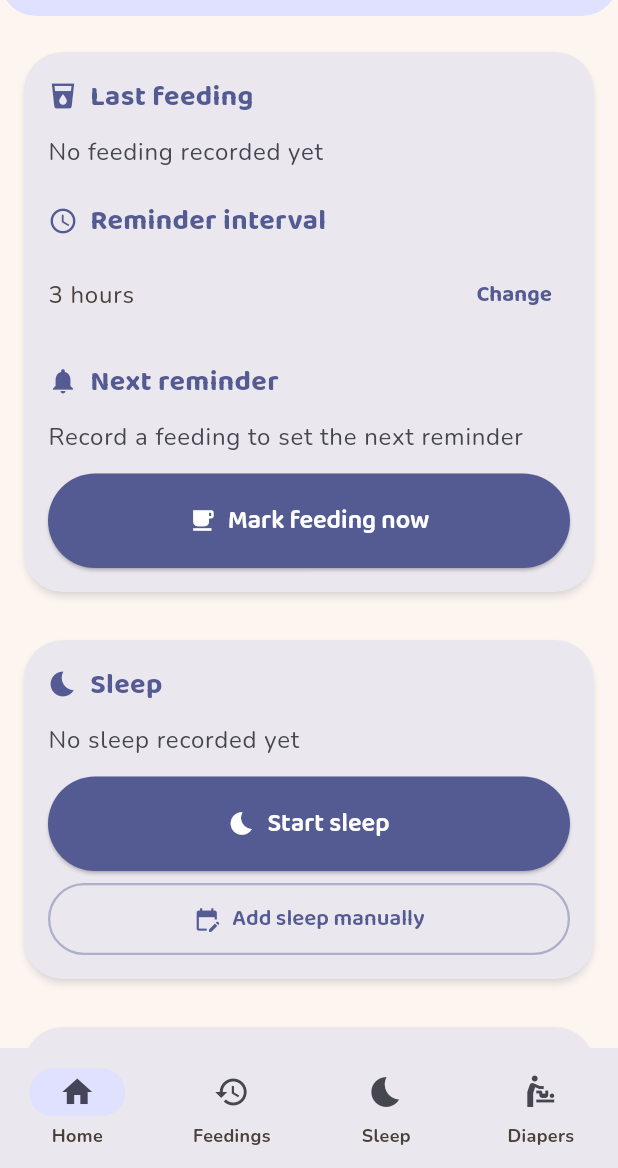
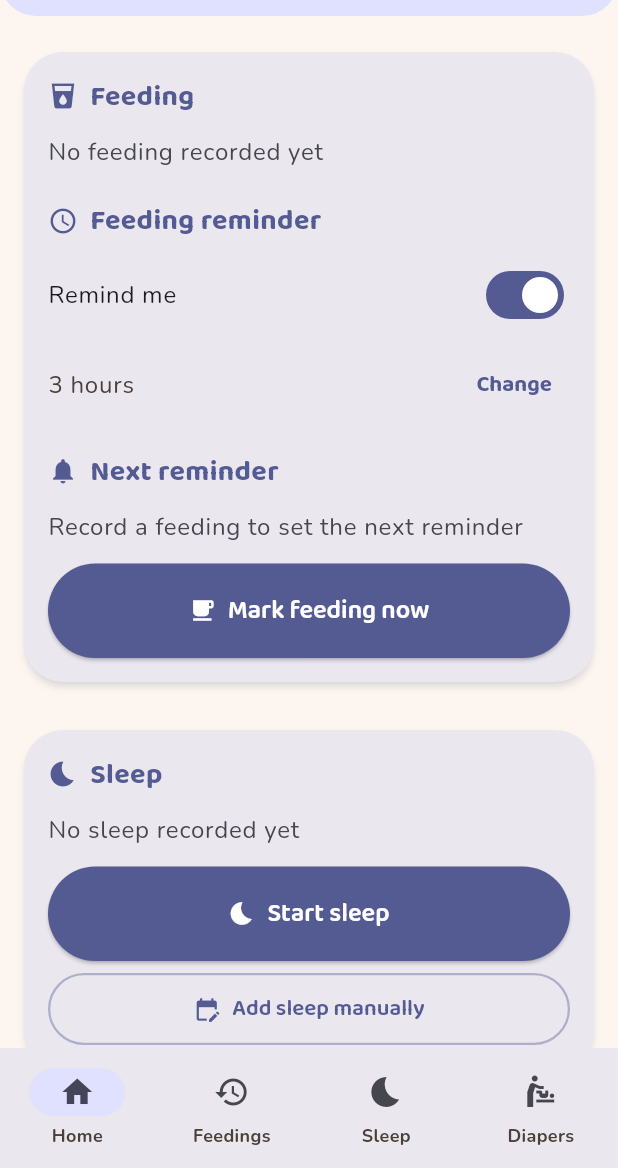
Before and after one commit to rollins31/sukoyaka, a Flutter app: the screen it shows after launch, on a phone screen of 412 x 824 dp, the part 68-1236 px from its top. Run offline on Flutter 3.47's test engine with Material 3 defaults, Android fonts, the phone set to English and light mode, and no system bars; our stand-ins replace file_picker, fl_chart, flutter_local_notifications, google_fonts, pdf, share_plus and 2 more; missing offline and left inert: dart:js_interop, home_widget.

Commit message:
Add a feeding reminder toggle and edit buttons on the home cards
Feeding reminder toggle: the feeding card now has a "Remind me"
switch like the diaper card, hiding the interval and next-reminder
rows when off. Defaults to on (unlike diapers) so existing users keep
the always-on behavior they had. The setting is respected everywhere
a feed reminder gets scheduled -- the main app (now funneled through
a single _rescheduleFeedReminder() mirroring the diaper one), the
widget's quick-log popup, and backup restore -- and the home widget
blanks its "Next" line while it's off. Quick-log now also schedules
from the latest feeding rather than the one just logged, matching
the main app when a backdated entry is added.

Home card edit buttons: Sleep, Diaper, and Growth cards get the same
pencil button the feeding card has for their most recent entry. Sleep
edits the in-progress sleep if there is one, else the last finished
one. Growth editing writes the growth key directly from the home
screen via the existing _saveGrowthEntries().

Home card wording: headings are now just the category name
("Feeding" instead of "Last feeding"), and each card leads with a
"Last ..." line (Last feeding / Last change / Last measured) with
details like diaper contents and weight/height on their own lines.

Co-Authored-By: Claude Opus 5.5 <noreply@anthropic.com>

```diff
--- a/lib/backup_data.dart
+++ b/lib/backup_data.dart
@@ -15,6 +15,7 @@ class AppBackup {
     required this.sleepEntries,
     required this.diaperEntries,
     required this.growthEntries,
+    required this.feedReminderEnabled,
     required this.reminderIntervalMinutes,
     required this.diaperReminderEnabled,
     required this.diaperReminderIntervalMinutes,
@@ -25,6 +26,7 @@ class AppBackup {
   final List<SleepEntry> sleepEntries;
   final List<DiaperEntry> diaperEntries;
   final List<GrowthEntry> growthEntries;
+  final bool feedReminderEnabled;
   final int reminderIntervalMinutes;
   final bool diaperReminderEnabled;
   final int diaperReminderIntervalMinutes;
@@ -44,6 +46,7 @@ class AppBackup {
       growthEntries: (json['growthEntries'] as List<dynamic>? ?? [])
           .map((raw) => GrowthEntry.fromJson(raw as Map<String, dynamic>))
           .toList(),
+      feedReminderEnabled: json['feedReminderEnabled'] as bool? ?? true,
       reminderIntervalMinutes: json['reminderIntervalMinutes'] as int? ?? 180,
       diaperReminderEnabled: json['diaperReminderEnabled'] as bool? ?? false,
       diaperReminderIntervalMinutes: json['diaperReminderIntervalMinutes'] as int? ?? 180,
@@ -58,6 +61,7 @@ class AppBackup {
       'sleepEntries': sleepEntries.map((e) => e.toJson()).toList(),
       'diaperEntries': diaperEntries.map((e) => e.toJson()).toList(),
       'growthEntries': growthEntries.map((e) => e.toJson()).toList(),
+      'feedReminderEnabled': feedReminderEnabled,
       'reminderIntervalMinutes': reminderIntervalMinutes,
       'diaperReminderEnabled': diaperReminderEnabled,
       'diaperReminderIntervalMinutes': diaperReminderIntervalMinutes,
--- a/lib/main.dart
+++ b/lib/main.dart
@@ -15,6 +15,7 @@ import 'feeding_entry.dart';
 import 'feeding_entry_form.dart';
 import 'feeding_filters.dart';
 import 'growth_entry.dart';
+import 'growth_entry_form.dart';
 import 'growth_screen.dart';
 import 'home_widget_sync.dart';
 import 'notification_service.dart';
@@ -30,6 +31,7 @@ const _sleepEntriesKey = 'sleep_entries';
 const _diaperEntriesKey = 'diaper_entries';
 const _growthEntriesKey = 'growth_entries';
 const _intervalKey = 'reminder_interval_minutes';
+const _feedReminderEnabledKey = 'feed_reminder_enabled';
 const _diaperReminderEnabledKey = 'diaper_reminder_enabled';
 const _diaperIntervalKey = 'diaper_reminder_interval_minutes';
 const _themeModeKey = 'theme_mode';
@@ -215,6 +217,7 @@ class _FeedingHomeState extends State<FeedingHome> with WidgetsBindingObserver {
   /// Read-only cache for the Home card's "latest measurement" summary —
   /// growth's actual data lives entirely in GrowthScreen (see growth_screen.dart).
   final List<GrowthEntry> _growthEntries = [];
+  bool _feedReminderEnabled = true;
   Duration _reminderInterval = const Duration(hours: 3);
   bool _diaperReminderEnabled = false;
   Duration _diaperReminderInterval = const Duration(hours: 3);
@@ -335,6 +338,7 @@ class _FeedingHomeState extends State<FeedingHome> with WidgetsBindingObserver {
           .toList();
       loadedDiaperEntries.sort((a, b) => a.time.compareTo(b.time));
 
+      final feedReminderEnabled = prefs.getBool(_feedReminderEnabledKey) ?? true;
       final intervalMinutes = prefs.getInt(_intervalKey) ?? 180;
       final diaperReminderEnabled = prefs.getBool(_diaperReminderEnabledKey) ?? false;
       final diaperIntervalMinutes = prefs.getInt(_diaperIntervalKey) ?? 180;
@@ -348,6 +352,7 @@ class _FeedingHomeState extends State<FeedingHome> with WidgetsBindingObserver {
         _diaperEntries
           ..clear()
           ..addAll(loadedDiaperEntries);
+        _feedReminderEnabled = feedReminderEnabled;
         _reminderInterval = Duration(minutes: intervalMinutes);
         _diaperReminderEnabled = diaperReminderEnabled;
         _diaperReminderInterval = Duration(minutes: diaperIntervalMinutes);
@@ -355,10 +360,7 @@ class _FeedingHomeState extends State<FeedingHome> with WidgetsBindingObserver {
       });
       _updateSleepTicker();
 
-      if (_entries.isNotEmpty) {
-        final nextReminder = _entries.last.time.add(_reminderInterval);
-        await NotificationService.scheduleFeedReminder(nextReminder);
-      }
+      await _rescheduleFeedReminder();
       await _rescheduleDiaperReminder();
       await _updateHomeWidget();
     } catch (e) {
@@ -375,8 +377,9 @@ class _FeedingHomeState extends State<FeedingHome> with WidgetsBindingObserver {
     await prefs.setString(_entriesKey, encoded);
   }
 
-  Future<void> _saveInterval() async {
+  Future<void> _saveFeedReminderSettings() async {
     final prefs = await SharedPreferences.getInstance();
+    await prefs.setBool(_feedReminderEnabledKey, _feedReminderEnabled);
     await prefs.setInt(_intervalKey, _reminderInterval.inMinutes);
   }
 
@@ -384,6 +387,19 @@ class _FeedingHomeState extends State<FeedingHome> with WidgetsBindingObserver {
     final prefs = await SharedPreferences.getInstance();
     await prefs.setBool(_diaperReminderEnabledKey, _diaperReminderEnabled);
     await prefs.setInt(_diaperIntervalKey, _diaperReminderInterval.inMinutes);
+  }
+
+  /// Cancels any pending feed reminder, then reschedules it from the last
+  /// feeding's time — but only if the user has turned the reminder on.
+  /// Safe to call unconditionally after any feedings or
+  /// feed-reminder-settings change.
+  Future<void> _rescheduleFeedReminder() async {
+    await NotificationService.cancelReminder();
+    if (_feedReminderEnabled && _entries.isNotEmpty) {
+      await NotificationService.scheduleFeedReminder(
+        _entries.last.time.add(_reminderInterval),
+      );
+    }
   }
 
   /// Cancels any pending diaper reminder, then reschedules it from the last
@@ -399,7 +415,8 @@ class _FeedingHomeState extends State<FeedingHome> with WidgetsBindingObserver {
     }
   }
 
-  Future<void> _updateHomeWidget() => syncHomeWidget(_entries, _reminderInterval);
+  Future<void> _updateHomeWidget() =>
+      syncHomeWidget(_entries, _reminderInterval, reminderEnabled: _feedReminderEnabled);
 
   Future<void> _openSettings() async {
     await Navigator.of(context).push(
@@ -408,6 +425,7 @@ class _FeedingHomeState extends State<FeedingHome> with WidgetsBindingObserver {
           feedings: List.of(_entries),
           sleepEntries: List.of(_sleepEntries),
           diaperEntries: List.of(_diaperEntries),
+          feedReminderEnabled: _feedReminderEnabled,
           reminderInterval: _reminderInterval,
           diaperReminderEnabled: _diaperReminderEnabled,
           diaperReminderInterval: _diaperReminderInterval,
@@ -418,6 +436,22 @@ class _FeedingHomeState extends State<FeedingHome> with WidgetsBindingObserver {
     );
   }
 
+  Future<void> _editGrowth(GrowthEntry entry) async {
+    final updated = await showGrowthEntryForm(context, existingEntry: entry);
+    if (updated == null) return;
+    setState(() {
+      entry
+        ..time = updated.time
+        ..weight = updated.weight
+        ..weightUnit = updated.weightUnit
+        ..height = updated.height
+        ..heightUnit = updated.heightUnit
+        ..notes = updated.notes;
+      _growthEntries.sort((a, b) => a.time.compareTo(b.time));
+    });
+    await _saveGrowthEntries();
+  }
+
   Future<void> _openGrowthScreen() async {
     await Navigator.of(context).push(
       MaterialPageRoute(builder: (context) => const GrowthScreen()),
@@ -426,7 +460,7 @@ class _FeedingHomeState extends State<FeedingHome> with WidgetsBindingObserver {
   }
 
   /// Replaces all locally stored data with the contents of [backup],
-  /// persists it, and reschedules the feed reminder to match.
+  /// persists it, and reschedules reminders to match.
   Future<void> _restoreFromBackup(AppBackup backup) async {
     setState(() {
       _entries
@@ -445,6 +479,7 @@ class _FeedingHomeState extends State<FeedingHome> with WidgetsBindingObserver {
         ..clear()
         ..addAll(backup.growthEntries)
         ..sort((a, b) => a.time.compareTo(b.time));
+      _feedReminderEnabled = backup.feedReminderEnabled;
       _reminderInterval = Duration(minutes: backup.reminderIntervalMinutes);
       _diaperReminderEnabled = backup.diaperReminderEnabled;
       _diaperReminderInterval = Duration(minutes: backup.diaperReminderIntervalMinutes);
@@ -454,12 +489,9 @@ class _FeedingHomeState extends State<FeedingHome> with WidgetsBindingObserver {
     await _saveSleepEntries();
     await _saveDiaperEntries();
     await _saveGrowthEntries();
-    await _saveInterval();
+    await _saveFeedReminderSettings();
     await _saveDiaperReminderSettings();
-    await NotificationService.cancelReminder();
-    if (_entries.isNotEmpty) {
-      await NotificationService.scheduleFeedReminder(_entries.last.time.add(_reminderInterval));
-    }
+    await _rescheduleFeedReminder();
     await _rescheduleDiaperReminder();
     await _updateHomeWidget();
     if (!mounted) return;
@@ -480,8 +512,9 @@ class _FeedingHomeState extends State<FeedingHome> with WidgetsBindingObserver {
     await prefs.setString(_diaperEntriesKey, encoded);
   }
 
-  /// Writes the growth-entries prefs key directly — used only during backup
-  /// restore. Day-to-day, GrowthScreen owns this key entirely itself.
+  /// Writes the growth-entries prefs key directly — used during backup
+  /// restore and when editing the latest measurement from the Home card.
+  /// Otherwise GrowthScreen owns this key itself.
   Future<void> _saveGrowthEntries() async {
     final prefs = await SharedPreferences.getInstance();
     final encoded = jsonEncode(_growthEntries.map((e) => e.toJson()).toList());
@@ -616,13 +649,13 @@ class _FeedingHomeState extends State<FeedingHome> with WidgetsBindingObserver {
       _entries.sort((a, b) => a.time.compareTo(b.time));
     });
     await _saveEntries();
-    final nextReminder = entry.time.add(_reminderInterval);
-    await NotificationService.cancelReminder();
-    await NotificationService.scheduleFeedReminder(nextReminder);
+    await _rescheduleFeedReminder();
     await _updateHomeWidget();
     if (!mounted) return;
     ScaffoldMessenger.of(context).showSnackBar(
-      const SnackBar(content: Text('Feeding time recorded and reminder set.')),
+      SnackBar(
+        content: Text(_feedReminderEnabled ? 'Feeding time recorded and reminder set.' : 'Feeding time recorded'),
+      ),
     );
   }
 
@@ -630,12 +663,17 @@ class _FeedingHomeState extends State<FeedingHome> with WidgetsBindingObserver {
     setState(() {
       _reminderInterval = interval;
     });
-    await _saveInterval();
-    if (_entries.isNotEmpty) {
-      final lastTime = _entries.last.time;
-      await NotificationService.cancelReminder();
-      await NotificationService.scheduleFeedReminder(lastTime.add(_reminderInterval));
-    }
+    await _saveFeedReminderSettings();
+    await _rescheduleFeedReminder();
+    await _updateHomeWidget();
+  }
+
+  Future<void> _setFeedReminderEnabled(bool enabled) async {
+    setState(() {
+      _feedReminderEnabled = enabled;
+    });
+    await _saveFeedReminderSettings();
+    await _rescheduleFeedReminder();
     await _updateHomeWidget();
   }
 
@@ -883,11 +921,7 @@ class _FeedingHomeState extends State<FeedingHome> with WidgetsBindingObserver {
       _entries.sort((a, b) => a.time.compareTo(b.time));
     });
     await _saveEntries();
-    if (_entries.isNotEmpty) {
-      final lastTime = _entries.last.time;
-      await NotificationService.cancelReminder();
-      await NotificationService.scheduleFeedReminder(lastTime.add(_reminderInterval));
-    }
+    await _rescheduleFeedReminder();
     await _updateHomeWidget();
   }
 
@@ -896,13 +930,7 @@ class _FeedingHomeState extends State<FeedingHome> with WidgetsBindingObserver {
       _entries.removeWhere((e) => e.id == entry.id);
     });
     await _saveEntries();
-    if (_entries.isNotEmpty) {
-      final lastTime = _entries.last.time;
-      await NotificationService.cancelReminder();
-      await NotificationService.scheduleFeedReminder(lastTime.add(_reminderInterval));
-    } else {
-      await NotificationService.cancelReminder();
-    }
+    await _rescheduleFeedReminder();
     await _updateHomeWidget();
   }
 
@@ -1026,10 +1054,10 @@ class _FeedingHomeState extends State<FeedingHome> with WidgetsBindingObserver {
               child: Column(
                 crossAxisAlignment: CrossAxisAlignment.stretch,
                 children: [
-                  _sectionTitle(Icons.local_drink, 'Last feeding'),
+                  _sectionTitle(Icons.local_drink, 'Feeding'),
                   const SizedBox(height: 12),
                   Text(
-                    lastFeed == null ? 'No feeding recorded yet' : _formatFeedTime(lastFeed),
+                    lastFeed == null ? 'No feeding recorded yet' : 'Last feeding: ${_formatFeedTime(lastFeed)}',
                     style: Theme.of(context).textTheme.bodyLarge?.copyWith(color: Theme.of(context).colorScheme.onSurfaceVariant),
                   ),
                   if (lastEntry != null) ...[
@@ -1061,8 +1089,16 @@ class _FeedingHomeState extends State<FeedingHome> with WidgetsBindingObserver {
                     ),
                   ],
                   const SizedBox(height: 20),
-                  _sectionTitle(Icons.schedule, 'Reminder interval'),
-                  const SizedBox(height: 12),
+                  _sectionTitle(Icons.schedule, 'Feeding reminder'),
+                  const SizedBox(height: 8),
+                  SwitchListTile(
+                    contentPadding: EdgeInsets.zero,
+                    title: const Text('Remind me'),
+                    value: _feedReminderEnabled,
+                    onChanged: _setFeedReminderEnabled,
+                  ),
+                  if (_feedReminderEnabled) ...[
+                    const SizedBox(height: 8),
                     Row(
                       children: [
                         Expanded(child: Text(formatInterval(_reminderInterval), style: Theme.of(context).textTheme.bodyLarge)),
@@ -1076,6 +1112,7 @@ class _FeedingHomeState extends State<FeedingHome> with WidgetsBindingObserver {
                       nextReminder == null ? 'Record a feeding to set the next reminder' : _formatFeedTime(nextReminder),
                       style: Theme.of(context).textTheme.bodyLarge?.copyWith(color: Theme.of(context).colorScheme.onSurfaceVariant),
                     ),
+                  ],
                   const SizedBox(height: 12),
                   ElevatedButton.icon(
                     onPressed: _recordFeed,
@@ -1118,6 +1155,12 @@ class _FeedingHomeState extends State<FeedingHome> with WidgetsBindingObserver {
             _sectionTitle(Icons.bedtime, 'Sleep'),
             const SizedBox(height: 12),
             if (active != null) ...[
+              Row(
+                children: [
+                  Expanded(
+                    child: Column(
+                      crossAxisAlignment: CrossAxisAlignment.start,
+                      children: [
                         Text(
                           'Sleeping since ${_formatFeedTime(active.start)}',
                           style: Theme.of(context).textTheme.bodyLarge?.copyWith(color: Theme.of(context).colorScheme.onSurfaceVariant),
@@ -1131,6 +1174,16 @@ class _FeedingHomeState extends State<FeedingHome> with WidgetsBindingObserver {
                             color: Theme.of(context).colorScheme.primary,
                           ),
                         ),
+                      ],
+                    ),
+                  ),
+                  IconButton(
+                    icon: const Icon(Icons.edit),
+                    tooltip: 'Edit current sleep',
+                    onPressed: () => _editSleep(active),
+                  ),
+                ],
+              ),
               const SizedBox(height: 12),
               ElevatedButton.icon(
                 onPressed: _stopSleep,
@@ -1139,12 +1192,24 @@ class _FeedingHomeState extends State<FeedingHome> with WidgetsBindingObserver {
                 style: ElevatedButton.styleFrom(padding: const EdgeInsets.symmetric(vertical: 18)),
               ),
             ] else ...[
-              Text(
+              Row(
+                children: [
+                  Expanded(
+                    child: Text(
                       lastFinished == null
                           ? 'No sleep recorded yet'
                           : 'Last slept ${formatDuration(lastFinished.duration!)} '
                               '(ended ${_formatFeedTime(lastFinished.end!)})',
                       style: Theme.of(context).textTheme.bodyLarge?.copyWith(color: Theme.of(context).colorScheme.onSurfaceVariant),
+                    ),
+                  ),
+                  if (lastFinished != null)
+                    IconButton(
+                      icon: const Icon(Icons.edit),
+                      tooltip: 'Edit last sleep',
+                      onPressed: () => _editSleep(lastFinished),
+                    ),
+                ],
               ),
               const SizedBox(height: 12),
               ElevatedButton.icon(
@@ -1355,16 +1420,37 @@ class _FeedingHomeState extends State<FeedingHome> with WidgetsBindingObserver {
           children: [
             _sectionTitle(Icons.baby_changing_station, 'Diaper change'),
             const SizedBox(height: 12),
+            Row(
+              children: [
+                Expanded(
+                  child: Column(
+                    crossAxisAlignment: CrossAxisAlignment.start,
+                    children: [
                       Text(
                         lastDiaper == null
                             ? 'No diaper changes recorded yet'
-                  : '${lastDiaper.contentsLabel} • ${_formatFeedTime(lastDiaper.time)}',
+                            : 'Last change: ${_formatFeedTime(lastDiaper.time)}',
                         style: Theme.of(context).textTheme.bodyLarge?.copyWith(color: Theme.of(context).colorScheme.onSurfaceVariant),
                       ),
+                      if (lastDiaper != null) ...[
+                        const SizedBox(height: 12),
+                        Text('Contents: ${lastDiaper.contentsLabel}', style: Theme.of(context).textTheme.bodyLarge),
+                      ],
                       if (lastDiaper != null && lastDiaper.notes.isNotEmpty) ...[
                         const SizedBox(height: 8),
                         Text(lastDiaper.notes, style: Theme.of(context).textTheme.bodyLarge?.copyWith(color: Theme.of(context).colorScheme.onSurfaceVariant)),
                       ],
+                    ],
+                  ),
+                ),
+                if (lastDiaper != null)
+                  IconButton(
+                    icon: const Icon(Icons.edit),
+                    tooltip: 'Edit last diaper change',
+                    onPressed: () => _editDiaper(lastDiaper),
+                  ),
+              ],
+            ),
             const SizedBox(height: 20),
             _sectionTitle(Icons.schedule, 'Diaper reminder'),
             const SizedBox(height: 8),
@@ -1409,12 +1495,6 @@ class _FeedingHomeState extends State<FeedingHome> with WidgetsBindingObserver {
 
   Widget _buildGrowthCard() {
     final last = _growthEntries.isEmpty ? null : _growthEntries.last;
-    final summary = last == null
-        ? 'No measurements recorded yet'
-        : '${[
-            if (last.weight != null) 'Weight: ${last.weight} ${last.weightUnit}',
-            if (last.height != null) 'Height: ${last.height} ${last.heightUnit}',
-          ].join(' • ')} • ${_formatFeedTime(last.time)}';
 
     return Card(
       child: Padding(
@@ -1424,9 +1504,33 @@ class _FeedingHomeState extends State<FeedingHome> with WidgetsBindingObserver {
           children: [
             _sectionTitle(Icons.monitor_weight, 'Growth'),
             const SizedBox(height: 12),
+            Row(
+              children: [
+                Expanded(
+                  child: Column(
+                    crossAxisAlignment: CrossAxisAlignment.start,
+                    children: [
                       Text(
-              summary,
+                        last == null ? 'No measurements recorded yet' : 'Last measured: ${_formatFeedTime(last.time)}',
                         style: Theme.of(context).textTheme.bodyLarge?.copyWith(color: Theme.of(context).colorScheme.onSurfaceVariant),
+                      ),
+                      if (last != null) ...[
+                        const SizedBox(height: 12),
+                        if (last.weight != null)
+                          Text('Weight: ${last.weight} ${last.weightUnit}', style: Theme.of(context).textTheme.bodyLarge),
+                        if (last.height != null)
+                          Text('Height: ${last.height} ${last.heightUnit}', style: Theme.of(context).textTheme.bodyLarge),
+                      ],
+                    ],
+                  ),
+                ),
+                if (last != null)
+                  IconButton(
+                    icon: const Icon(Icons.edit),
+                    tooltip: 'Edit last measurement',
+                    onPressed: () => _editGrowth(last),
+                  ),
+              ],
             ),
             const SizedBox(height: 12),
             ElevatedButton.icon(
--- a/lib/settings_screen.dart
+++ b/lib/settings_screen.dart
@@ -22,6 +22,7 @@ class SettingsScreen extends StatefulWidget {
     required this.sleepEntries,
     required this.diaperEntries,
     required this.growthEntries,
+    required this.feedReminderEnabled,
     required this.reminderInterval,
     required this.diaperReminderEnabled,
     required this.diaperReminderInterval,
@@ -32,6 +33,7 @@ class SettingsScreen extends StatefulWidget {
   final List<SleepEntry> sleepEntries;
   final List<DiaperEntry> diaperEntries;
   final List<GrowthEntry> growthEntries;
+  final bool feedReminderEnabled;
   final Duration reminderInterval;
   final bool diaperReminderEnabled;
   final Duration diaperReminderInterval;
@@ -60,6 +62,7 @@ class _SettingsScreenState extends State<SettingsScreen> {
         sleepEntries: widget.sleepEntries,
         diaperEntries: widget.diaperEntries,
         growthEntries: widget.growthEntries,
+        feedReminderEnabled: widget.feedReminderEnabled,
         reminderIntervalMinutes: widget.reminderInterval.inMinutes,
         diaperReminderEnabled: widget.diaperReminderEnabled,
         diaperReminderIntervalMinutes: widget.diaperReminderInterval.inMinutes,
```
Also changed, not shown: lib/home_widget_sync.dart (+8 -3 lines), lib/quick_log_screen.dart (+6 -2 lines), 1 other file. Lines whose indentation alone changed are shown as unchanged.
